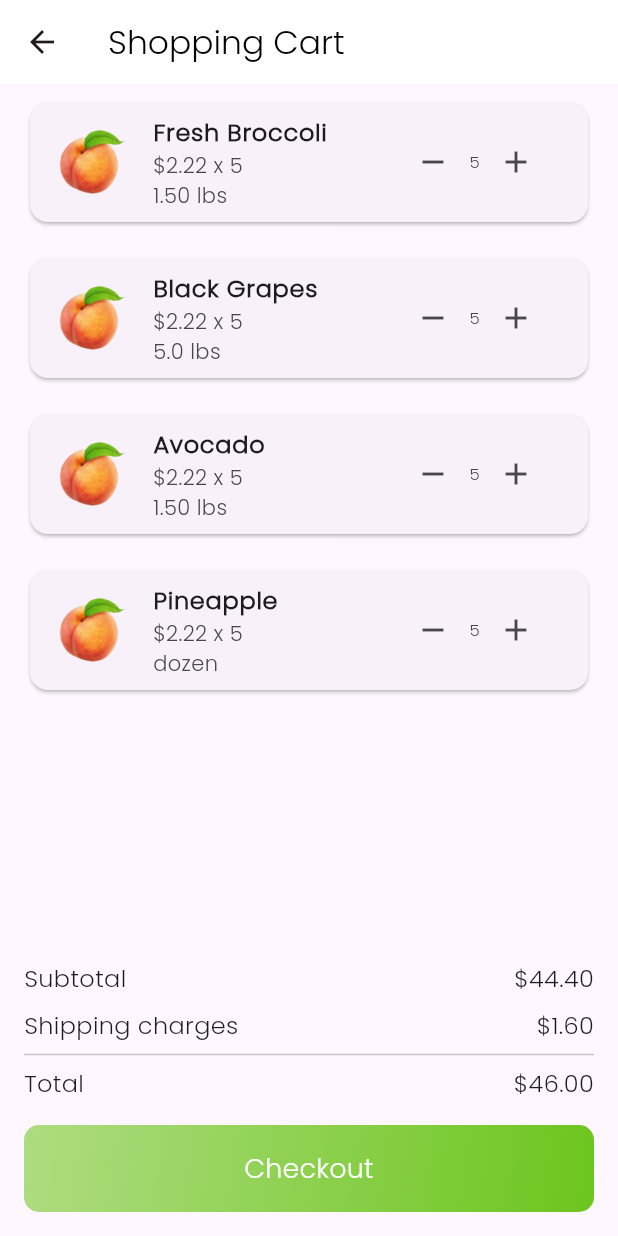
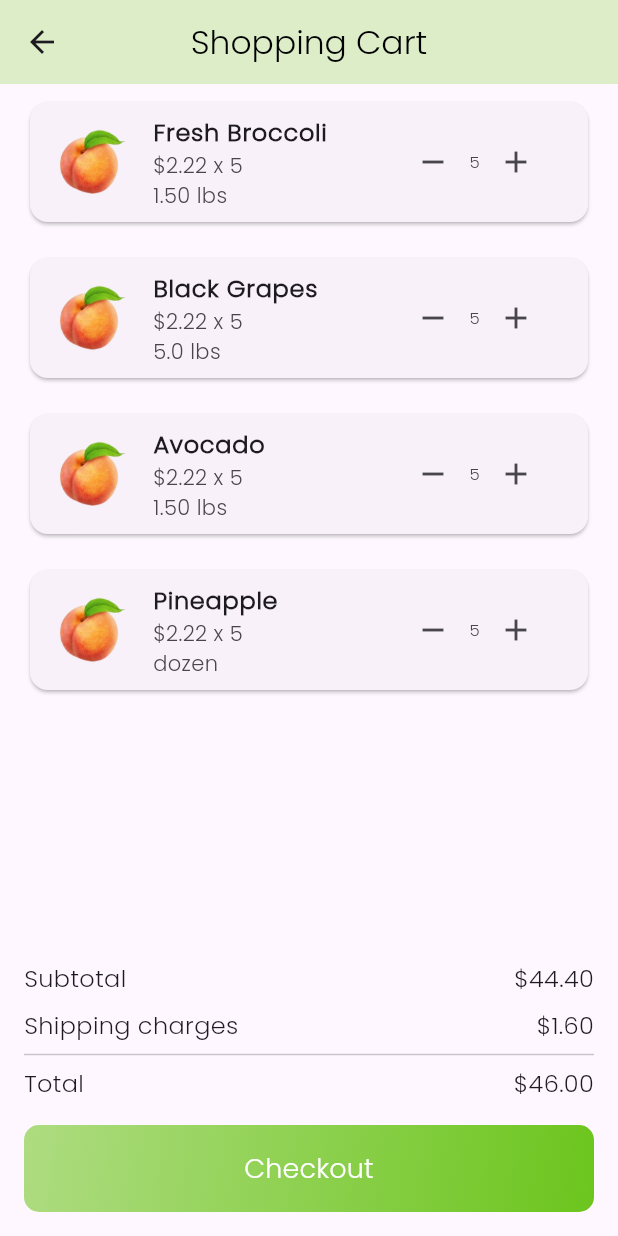
Before and after one commit to Filipe794/Flutter-Grocery-App, a Flutter app: the screen it shows after launch, on a phone screen of 412 x 824 dp. Run offline on Flutter 3.47's test engine with Material 3 defaults, Android fonts, the phone set to English and light mode, and no system bars; missing offline and left inert: add_to_cart_button.

Commit message:
Corrigindo appbar no shoppingcart

```diff
--- a/lib/screens/shoppingcart.dart
+++ b/lib/screens/shoppingcart.dart
@@ -1,6 +1,5 @@
 import 'package:flutter/material.dart';
-import 'package:groceryapp/widgets/cartempty.dart';
-import 'package:groceryapp/widgets/cartwithitems.dart';
+import 'package:groceryapp/widgets/exportwidgets.dart';
 
 class ShoppingCartPage extends StatefulWidget {
   @override
@@ -65,7 +64,8 @@ class _ShoppingCartPageState extends State<ShoppingCartPage> {
       appBar: AppBar(
         leading: BackButton(),
         title: const Text('Shopping Cart', style: TextStyle(color: Colors.black)),
-        backgroundColor: Colors.white,
+        backgroundColor: Colors.lightGreen[100],
+        centerTitle: true,
         elevation: 0,
       ),
       body: cartItems.isEmpty
```
